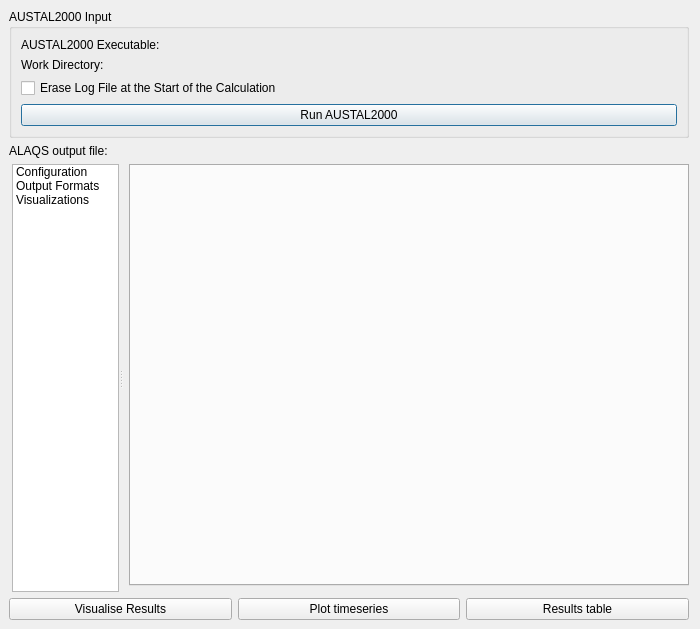
This is ui/ui_run_austal2000.ui in eurocontrol-asu/open_alaqs as Qt 5 draws it before an edit. The edited form follows.
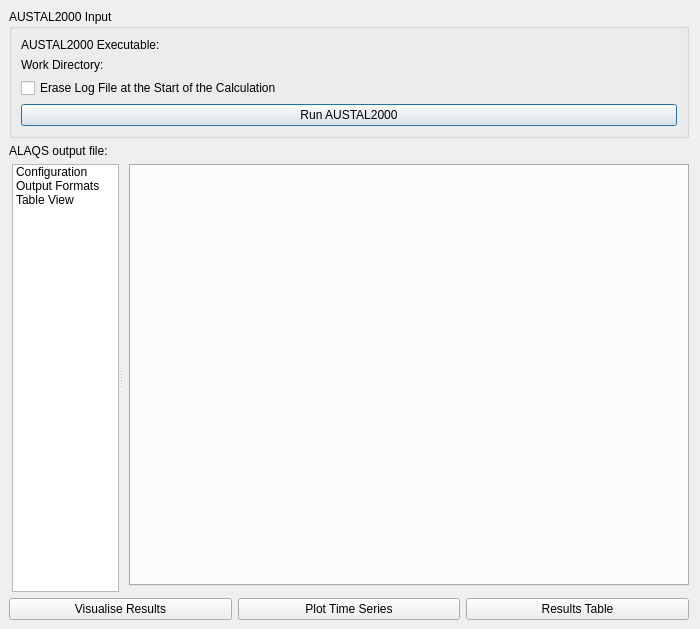
This is the edited form. Icons and pictures are not drawn. Custom widgets are drawn as their Qt base class.

Commit message: Space and capitalization for bottom buttons

The edit to the form file:
```diff
--- a/ui/ui_run_austal2000.ui
+++ b/ui/ui_run_austal2000.ui
@@ -223,7 +223,7 @@
             </item>
             <item>
              <property name="text">
-              <string>Visualizations</string>
+              <string>Table View</string>
              </property>
              <property name="icon">
               <iconset resource="../../images/images.qrc">
@@ -345,14 +345,14 @@
      <item>
        <widget class="QPushButton" name="PlotTimeSeries">
         <property name="text">
-         <string>Plot timeseries</string>
+         <string>Plot Time Series</string>
         </property>
        </widget>
      </item>
      <item>
        <widget class="QPushButton" name="ResultsTable">
         <property name="text">
-         <string>Results table</string>
+         <string>Results Table</string>
         </property>
        </widget>
      </item>
```
Left out of the diff: 2 changed lines with no effect on the pictures.
